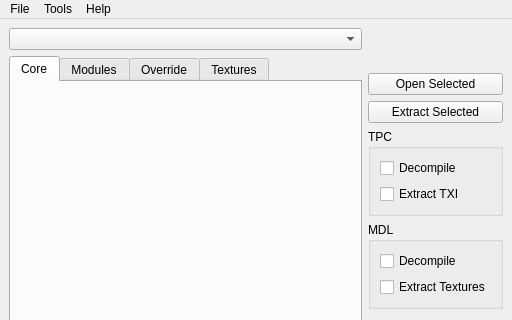
Above: Tools/HolocronToolset/src/ui/windows/main.ui from NickHugi/PyKotor before the change; both pictures show x 0 to 512 and y 0 to 320 of the 512 by 471 pixel window. Below: the same form after it.
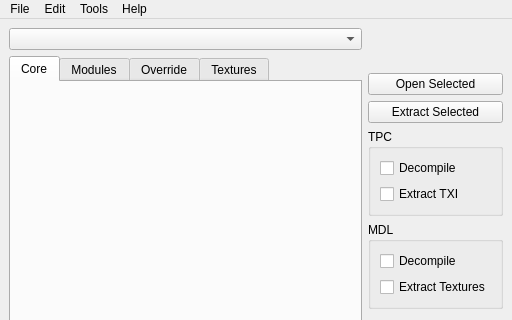
That is the form after the change. Icons and pictures are not drawn. Custom widgets are drawn as their Qt base class.

```diff
--- a/Tools/HolocronToolset/src/ui/windows/main.ui
+++ b/Tools/HolocronToolset/src/ui/windows/main.ui
@@ -313,6 +313,15 @@
     <addaction name="separator"/>
     <addaction name="actionExit"/>
    </widget>
+   <widget class="QMenu" name="menuEdit">
+    <property name="title">
+     <string>Edit</string>
+    </property>
+    <addaction name="actionRecent_Files"/>
+    <addaction name="separator"/>
+    <addaction name="actionEditTLK"/>
+    <addaction name="actionEditJRL"/>
+   </widget>
    <widget class="QMenu" name="menuTools">
     <property name="title">
      <string>Tools</string>
@@ -343,6 +352,7 @@
     <addaction name="actionHelpUpdates"/>
    </widget>
    <addaction name="menuFile"/>
+   <addaction name="menuEdit"/>
    <addaction name="menuTools"/>
    <addaction name="menuHelp"/>
   </widget>
```
Left out of the diff: 10 changed lines with no effect on the pictures.
